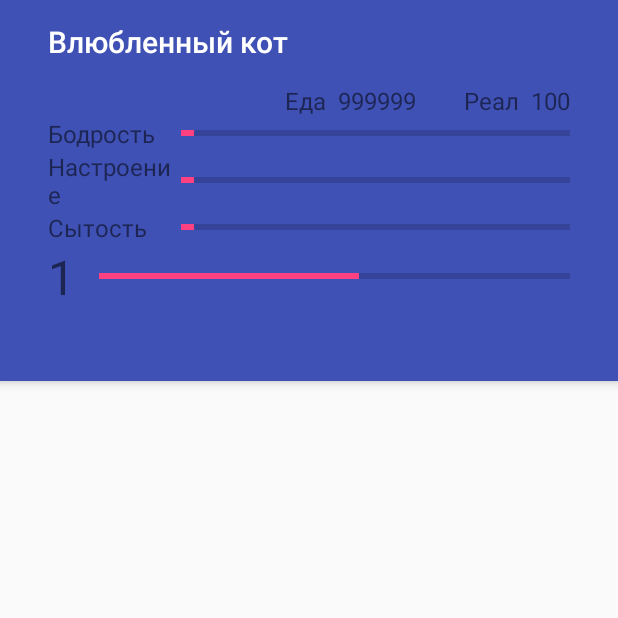
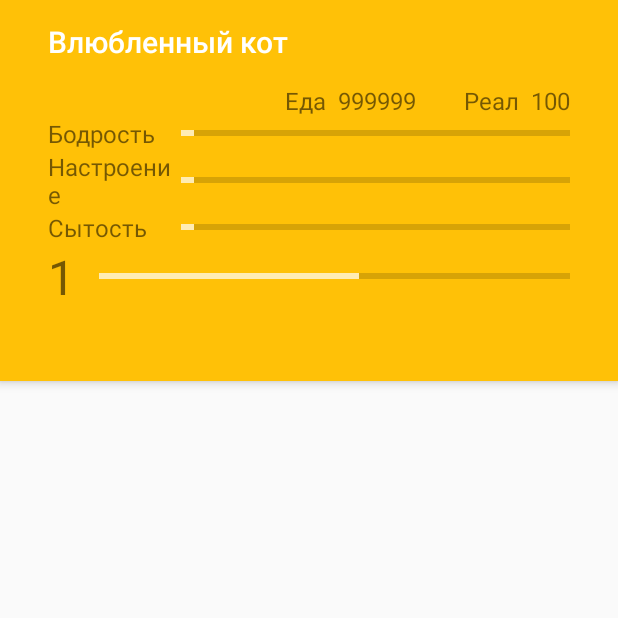
Before and after one commit to frommiass/CatInLove, an Android app: the screen it shows after launch (MainActivity), on a phone screen of 412 x 824 dp, the top half of it. Run offline under Robolectric (Android 15) with nearby library versions, the phone set to English and light mode, and no system bars; our stand-ins replace ButterKnife; libraries missing offline, so code that uses them is left out: com.jakewharton.rxrelay, rx.subscriptions; 16 statements that could not run were skipped.

Commit message:
change colors

```diff
--- a/app/src/main/res/values/colors.xml
+++ b/app/src/main/res/values/colors.xml
@@ -1,6 +1,6 @@
 <?xml version="1.0" encoding="utf-8"?>
 <resources>
-    <color name="colorPrimary">#3F51B5</color>
-    <color name="colorPrimaryDark">#303F9F</color>
-    <color name="colorAccent">#FF4081</color>
+    <color name="colorPrimary">#FFC107</color>
+    <color name="colorPrimaryDark">#FFA000</color>
+    <color name="colorAccent">#FFECB3</color>
 </resources>
```
